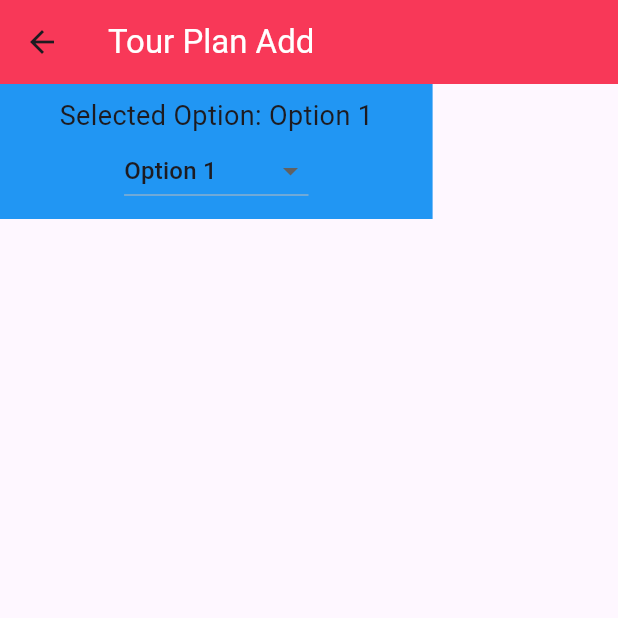
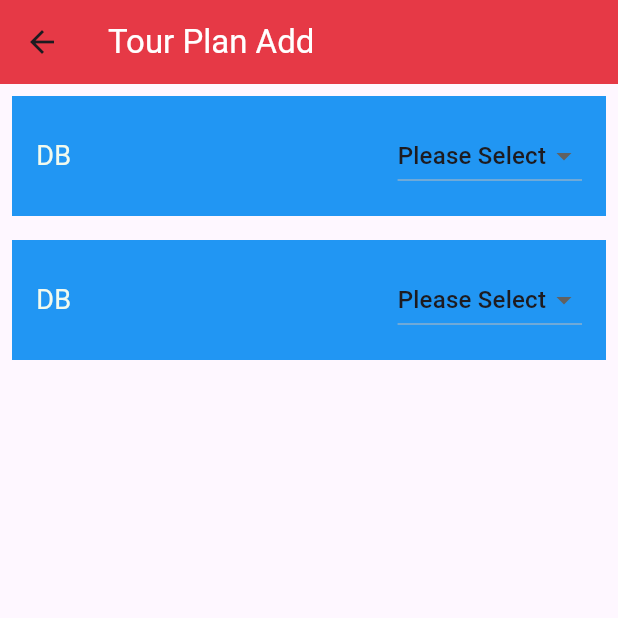
Before and after one commit to fahim-foyshal/robisalesautomationflutter, a Flutter app: the Detailedfeatures screen opened directly with sample values from the repository, after a tap on "Add Order", on a phone screen of 412 x 824 dp, the top half of it. Run offline on Flutter 3.47's test engine with Material 3 defaults, Android fonts, the phone set to English and light mode, and no system bars; our stand-ins replace font_awesome_flutter; network calls fail.

Commit message:
Appcolors added.

```diff
--- a/lib/main.dart
+++ b/lib/main.dart
@@ -6,11 +6,19 @@ import 'package:robisalesautomation/view/orderdelivery.dart';
 import 'view/detailedfeatures.dart';
 import 'view/tourplanadd.dart';
 
+class Appcolors {
+  static const Color primary = const Color(0xFFe63946);
+  static const Color secondary = const Color(0xFFa8dadc);
+  static const Color lightwhite = const Color(0xFFf1faee);
+}
+
 void main() {
-  runApp(MaterialApp(
-    debugShowCheckedModeBanner: false,
-    initialRoute: 'homepage',
-    // routes: {'homepage': (context) => Homepage()},
-    routes: {'homepage': (context) => Tourplanadd()},
-  ));
+  runApp(
+    MaterialApp(
+      debugShowCheckedModeBanner: false,
+      initialRoute: 'homepage',
+      routes: {'homepage': (context) => Homepage()},
+      // routes: {'homepage': (context) => Tourplanadd()},
+    ),
+  );
 }
--- a/lib/view/detailedfeatures.dart
+++ b/lib/view/detailedfeatures.dart
@@ -1,5 +1,6 @@
 import 'package:flutter/material.dart';
 import 'package:font_awesome_flutter/font_awesome_flutter.dart';
+import 'package:robisalesautomation/main.dart';
 import 'package:robisalesautomation/model/DistributorData.dart';
 import 'package:robisalesautomation/view/orderdelivery.dart';
 import 'package:robisalesautomation/view/tourplanadd.dart';
@@ -24,7 +25,7 @@ class _DetailedfeaturesState extends State<Detailedfeatures> {
           "Distributor Details",
           style: TextStyle(color: Colors.white),
         ),
-        backgroundColor: Color.fromARGB(255, 248, 56, 88),
+        backgroundColor: Appcolors.primary,
         actions: [
           IconButton(
             onPressed: () {},
@@ -48,7 +49,7 @@ class _DetailedfeaturesState extends State<Detailedfeatures> {
                       bottomLeft: Radius.circular(20.0),
                       bottomRight: Radius.circular(20.0),
                     ),
-                    color: Color.fromARGB(255, 248, 56, 88),
+                    color: Appcolors.primary,
                   ),
                   child: Row(
                     mainAxisAlignment: MainAxisAlignment.spaceBetween,
--- a/lib/view/homepage.dart
+++ b/lib/view/homepage.dart
@@ -1,5 +1,6 @@
 import 'package:flutter/material.dart';
 import 'package:font_awesome_flutter/font_awesome_flutter.dart';
+import 'package:robisalesautomation/main.dart';
 import 'package:robisalesautomation/view/distributer.dart';
 
 class Homepage extends StatefulWidget {
@@ -14,7 +15,7 @@ class _HomepageState extends State<Homepage> {
   Widget build(BuildContext context) {
     return Scaffold(
       appBar: AppBar(
-        backgroundColor: const Color.fromARGB(255, 248, 56, 88),
+        backgroundColor:  Appcolors.primary,
         toolbarHeight: 10,
       ),
       body: Column(
@@ -23,7 +24,7 @@ class _HomepageState extends State<Homepage> {
           Container(
             height: 100,
             decoration: const BoxDecoration(
-              color: Color.fromARGB(255, 248, 56, 88),
+              color: Appcolors.primary,
               borderRadius: BorderRadius.only(
                 bottomLeft: Radius.circular(30),
                 bottomRight: Radius.circular(30),
--- a/lib/view/orderdelivery.dart
+++ b/lib/view/orderdelivery.dart
@@ -1,4 +1,5 @@
 import 'package:flutter/material.dart';
+import 'package:robisalesautomation/main.dart';
 
 class Orderdelivery extends StatefulWidget {
   const Orderdelivery({super.key});
@@ -16,7 +17,7 @@ class _OrderdeliveryState extends State<Orderdelivery> {
           "Order Delivery",
           style: TextStyle(color: Colors.white),
         ),
-        backgroundColor: Color.fromARGB(255, 248, 56, 88),
+        backgroundColor: Appcolors.primary,
       ),
       body: Column(
         children: [
@@ -25,7 +26,7 @@ class _OrderdeliveryState extends State<Orderdelivery> {
             width: MediaQuery.of(context).size.width,
             margin: EdgeInsets.all(10),
             decoration: BoxDecoration(
-              color: const Color.fromARGB(255, 248, 56, 88),
+              color: Appcolors.primary,
               borderRadius: BorderRadius.only(
                 bottomLeft: Radius.circular(20.0),
                 bottomRight: Radius.circular(20.0),
@@ -36,6 +37,7 @@ class _OrderdeliveryState extends State<Orderdelivery> {
               padding: EdgeInsets.all(8),
               child: Column(
                 crossAxisAlignment: CrossAxisAlignment.start,
+                mainAxisAlignment: MainAxisAlignment.start,
                 children: [
                   Text(
                     "Shop name:M/SF,M Electronics",
--- a/lib/view/tourplanadd.dart
+++ b/lib/view/tourplanadd.dart
@@ -1,4 +1,5 @@
 import 'package:flutter/material.dart';
+import 'package:robisalesautomation/main.dart';
 
 class Tourplanadd extends StatefulWidget {
   const Tourplanadd({super.key});
@@ -8,7 +9,7 @@ class Tourplanadd extends StatefulWidget {
 }
 
 class _TourplanaddState extends State<Tourplanadd> {
-  String selectedOption = 'Option 1';
+  String selectedOption = 'Please Select';
   List<String> dropdownOptions = [
     'Please Select',
     'Option 1',
@@ -16,7 +17,14 @@ class _TourplanaddState extends State<Tourplanadd> {
     'Option 3',
     'Option 4'
   ];
-
+  String dbselectedOption = 'Please Select';
+  List<String> dbdropdownOptions = [
+    'Please Select',
+    'Option 1',
+    'Option 2',
+    'Option 3',
+    'Option 4'
+  ];
 
   @override
   Widget build(BuildContext context) {
@@ -26,49 +34,35 @@ class _TourplanaddState extends State<Tourplanadd> {
           "Tour Plan Add",
           style: TextStyle(color: Colors.white),
         ),
-        backgroundColor: Color.fromARGB(255, 248, 56, 88),
+        backgroundColor: Appcolors.primary,
       ),
       body: SafeArea(
         child: Column(
           children: [
-            // Container(
-            //   width: MediaQuery.of(context).size.width * 0.70,
-            //   padding: EdgeInsets.all(8),
-            //   decoration: BoxDecoration(
-            //     color: Colors.blue,
-            //   ),
-            //   child: Column(children: [
-            //     Text("Selected Option: $selectedOption",
-            //         style: TextStyle(fontSize: 18)),
-            //     // SizedBox(height: 20),
-            //     DropdownButton<String>(
-            //       value: selectedOption,
-            //       onChanged: (String? newValue) {
-            //         setState(
-            //               () {
-            //             selectedOption = newValue!;
-            //           },
-            //         );
-            //       },
-            //       items: dropdownOptions.map((String option) {
-            //         return DropdownMenuItem<String>(
-            //           value: option,
-            //           child: Text(option),
-            //         );
-            //       }).toList(),
-            //     ),
-            //   ]),
-            // ),
-            Container(
-              width: MediaQuery.of(context).size.width * 0.70,
-              padding: EdgeInsets.all(8),
+            dropdown(context),
+            dropdown(context),
+            //2nd drop down
+          ],
+        ),
+      ),
+    );
+  }
+
+  Container dropdown(BuildContext context) {
+    return Container(
+            width: MediaQuery.of(context).size.width ,
+            margin: EdgeInsets.all(8),
+            padding: EdgeInsets.all(16),
             decoration: BoxDecoration(
               color: Colors.blue,
             ),
-              child: Column(children: [
-                Text("Selected Option: $selectedOption",
-                    style: TextStyle(fontSize: 18)),
-                // SizedBox(height: 20),
+            child: Row(
+              mainAxisAlignment: MainAxisAlignment.spaceBetween,
+                children: [
+              Text("DB  ",
+                  style: TextStyle(color: Appcolors.lightwhite,fontSize: 18),
+              ),
+
               DropdownButton<String>(
                 value: selectedOption,
                 onChanged: (String? newValue) {
@@ -86,10 +80,6 @@ class _TourplanaddState extends State<Tourplanadd> {
                 }).toList(),
               ),
             ]),
-            ),
-          ],
-        ),
-      ),
           );
   }
 }
```
Also changed, not shown: lib/view/distributer.dart (+4 -3 lines). Lines whose indentation alone changed are shown as unchanged.
